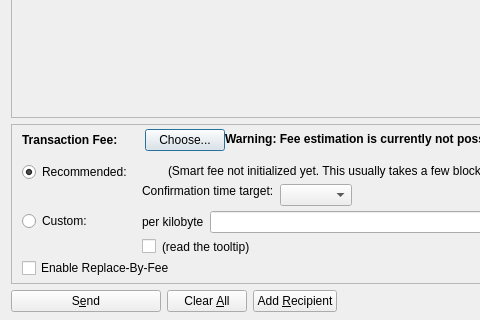
Above: src/qt/forms/depositcoinsdialog.ui from barrystyle/SUQA-0.17.1 before the change; both pictures show x 0 to 480 and y 206 to 526 of the 850 by 526 pixel window. Below: the same form after it.
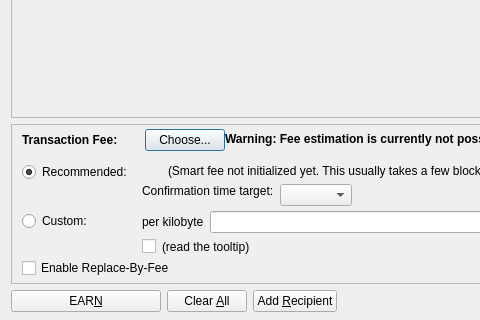
That is the form after the change. Icons and pictures are not drawn. Custom widgets are drawn as their Qt base class.

Commit message: Send button changed to EARN

```diff
--- a/src/qt/forms/depositcoinsdialog.ui
+++ b/src/qt/forms/depositcoinsdialog.ui
@@ -1152,7 +1152,7 @@
         <string>Confirm the deposit action</string>
        </property>
        <property name="text">
-        <string>S&amp;end</string>
+        <string>EAR&amp;N</string>
        </property>
        <property name="icon">
         <iconset resource="../suqa.qrc">
```
The commit also changes 3 other files.
